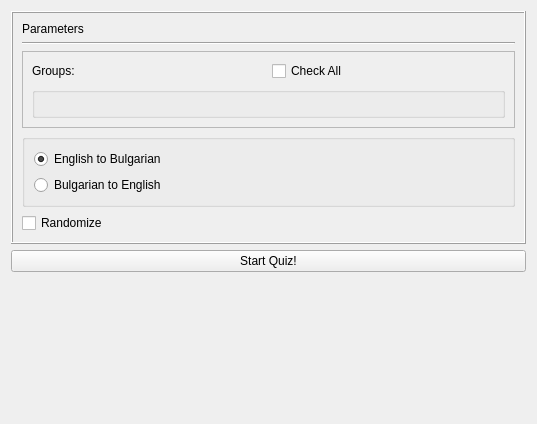
Above: Forms/QuizParametersWidget.ui from iatanasov77/qvocabulary before the change. Below: the same form after it.
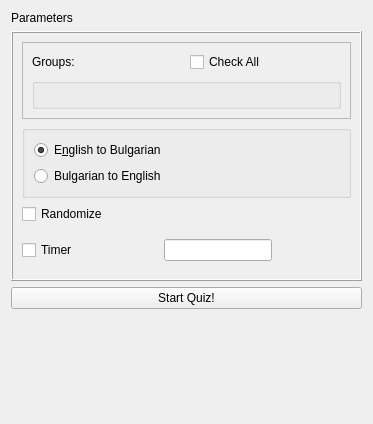
That is the form after the change.

Commit message: Quiz is Done

Patch:
```diff
--- a/Forms/QuizParametersWidget.ui
+++ b/Forms/QuizParametersWidget.ui
@@ -6,7 +6,7 @@
    <rect>
     <x>0</x>
     <y>0</y>
-    <width>537</width>
+    <width>373</width>
     <height>424</height>
    </rect>
   </property>
@@ -19,6 +19,13 @@
 }</string>
   </property>
   <layout class="QVBoxLayout" name="verticalLayout_4">
+   <item>
+    <widget class="QLabel" name="label">
+     <property name="text">
+      <string>Parameters</string>
+     </property>
+    </widget>
+   </item>
    <item>
     <widget class="QFrame" name="frame">
      <property name="accessibleName">
@@ -31,20 +38,6 @@
       <enum>QFrame::Raised</enum>
      </property>
      <layout class="QVBoxLayout" name="verticalLayout">
-      <item>
-       <widget class="QLabel" name="label">
-        <property name="text">
-         <string>Parameters</string>
-        </property>
-       </widget>
-      </item>
-      <item>
-       <widget class="Line" name="line">
-        <property name="orientation">
-         <enum>Qt::Horizontal</enum>
-        </property>
-       </widget>
-      </item>
       <item>
        <widget class="QFrame" name="frame_2">
         <property name="sizePolicy">
@@ -115,7 +108,7 @@
          <item>
           <widget class="QRadioButton" name="rbFirst2Second">
            <property name="text">
-            <string>English to Bulgarian</string>
+            <string>E&amp;nglish to Bulgarian</string>
            </property>
            <property name="checked">
             <bool>true</bool>
@@ -145,6 +138,52 @@
         </property>
        </widget>
       </item>
+      <item>
+       <layout class="QHBoxLayout" name="horizontalLayout_3">
+        <item>
+         <widget class="QCheckBox" name="chkTimer">
+          <property name="text">
+           <string>Timer</string>
+          </property>
+         </widget>
+        </item>
+        <item>
+         <widget class="QFrame" name="frmTime">
+          <layout class="QHBoxLayout" name="horizontalLayout_2">
+           <item>
+            <spacer name="horizontalSpacer">
+             <property name="orientation">
+              <enum>Qt::Horizontal</enum>
+             </property>
+             <property name="sizeHint" stdset="0">
+              <size>
+               <width>62</width>
+               <height>17</height>
+              </size>
+             </property>
+            </spacer>
+           </item>
+           <item>
+            <widget class="QLineEdit" name="leTimer"/>
+           </item>
+           <item>
+            <spacer name="horizontalSpacer_2">
+             <property name="orientation">
+              <enum>Qt::Horizontal</enum>
+             </property>
+             <property name="sizeHint" stdset="0">
+              <size>
+               <width>61</width>
+               <height>20</height>
+              </size>
+             </property>
+            </spacer>
+           </item>
+          </layout>
+         </widget>
+        </item>
+       </layout>
+      </item>
      </layout>
     </widget>
    </item>
```
Left out of the diff: 4 changed lines with no effect on the pictures. The commit also changes 41 other files.
